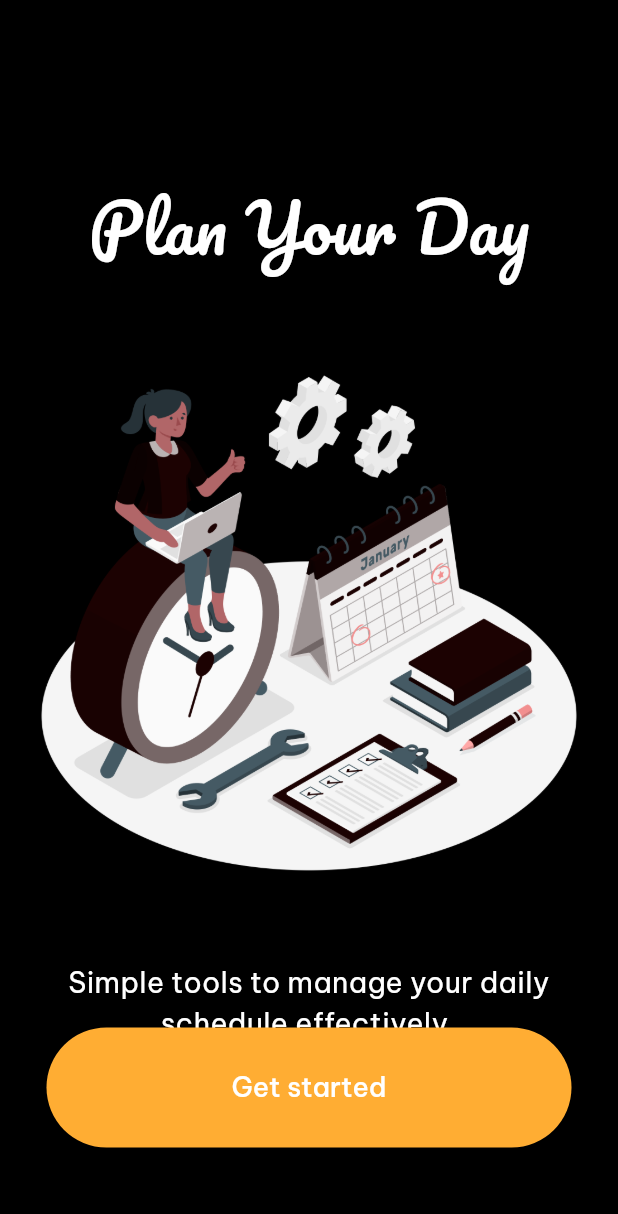
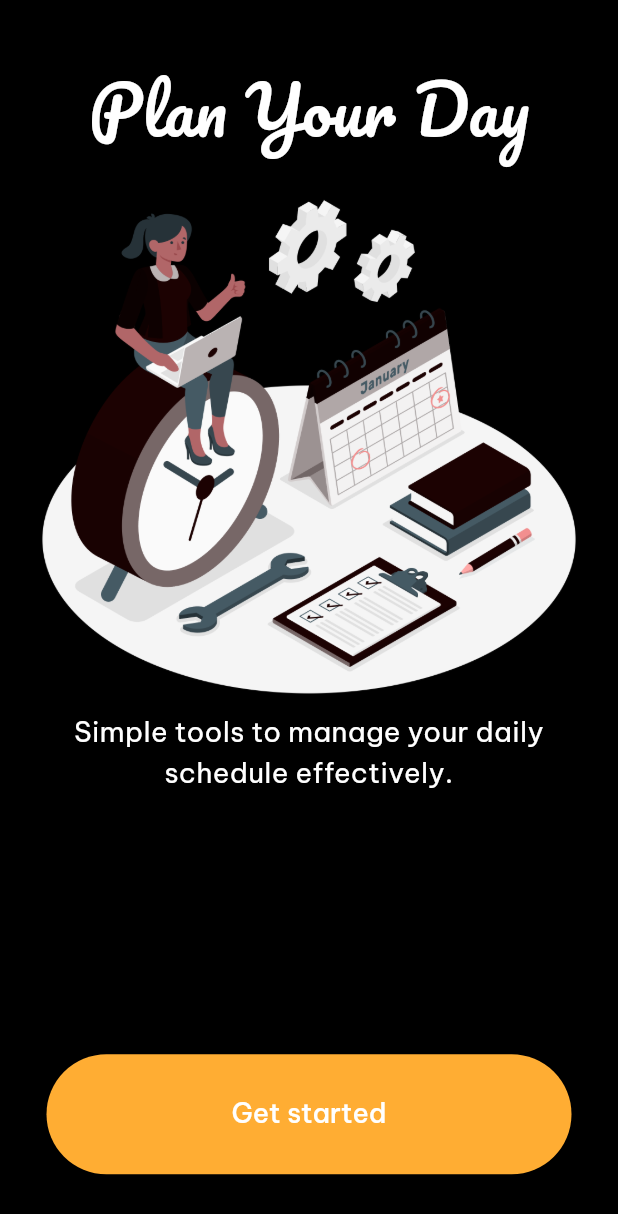
Before and after one commit to ndgthuan/TravelApplication, a Flutter app: the screen it shows after launch, on a phone screen of 412 x 824 dp. Shown: the top 1214 px of the screen. Run offline on Flutter 3.47's test engine with Material 3 defaults, Android fonts, the light colour scheme and no system bars; our stand-ins replace device_preview, firebase_auth, firebase_core, google_fonts, google_sign_in, persistent_bottom_nav_bar_v2; missing offline and left inert: flutter_facebook_auth; accounts and stored records are empty.

Commit message:
Update 3

```diff
--- a/lib/screen/Onboarding/screens/start_screen.dart
+++ b/lib/screen/Onboarding/screens/start_screen.dart
@@ -61,23 +61,31 @@ class _StartScreenState extends State<StartScreen>
 
   @override
   Widget build(BuildContext context) {
+    final screenHeight = MediaQuery.of(context).size.height;
+    final screenWidth = MediaQuery.of(context).size.width;
+
     return Scaffold(
-      body: Container(
+      body: SafeArea(
+        child: Container(
           height: double.infinity,
           width: double.infinity,
           decoration: const BoxDecoration(color: Color(0xFF000000)),
           // Get start button
+          child: Padding(
+            padding: EdgeInsets.symmetric(
+              vertical: screenHeight * 0.05,
+              horizontal: 20,
+            ),
             child: Column(
               mainAxisAlignment: MainAxisAlignment.spaceBetween,
               crossAxisAlignment: CrossAxisAlignment.start,
               children: [
                 // Content với animation float từ dưới lên
-            SlideTransition(
+                Container(
+                  child: SlideTransition(
                     position: _buttonSlideAnimation,
                     child: FadeTransition(
                       opacity: _buttonFadeAnimation,
-                child: Padding(
-                  padding: const EdgeInsets.only(top: 120),
                       child: Column(
                         mainAxisAlignment: MainAxisAlignment.center,
                         crossAxisAlignment: CrossAxisAlignment.center,
@@ -91,32 +99,24 @@ class _StartScreenState extends State<StartScreen>
                               ),
                             ),
                           ),
-                      Padding(
-                        padding: const EdgeInsets.symmetric(horizontal: 20),
-                        child: Container(
+                          Container(
                             width: double.infinity,
-                          height: 448,
-                          decoration: BoxDecoration(
+                            height: screenHeight * 0.45,
+                            decoration: const BoxDecoration(
                               image: DecorationImage(
                                 image: AssetImage(
                                   'lib/assets/images/schedule_icon.png',
                                 ),
+                                fit: BoxFit.contain,
                               ),
                             ),
                           ),
-                      ),
-                      Transform.translate(
-                        offset: Offset(0, 10),
-                        child: Padding(
-                          padding: const EdgeInsets.symmetric(horizontal: 20),
-                          child: Text(
+                          Text(
                             "Simple tools to manage your daily schedule effectively.",
                             textAlign: TextAlign.center,
                             style: GoogleFonts.beVietnamPro(
                               color: Colors.white,
-                              fontSize: 19,
-                            ),
-                          ),
+                              fontSize: screenWidth * 0.045,
                             ),
                           ),
                         ],
@@ -132,8 +132,6 @@ class _StartScreenState extends State<StartScreen>
                     opacity: _buttonFadeAnimation,
                     child: Align(
                       alignment: Alignment.bottomRight,
-                  child: Padding(
-                    padding: const EdgeInsets.only(bottom: 70),
                       // Phương thức chuyển qua trang đăng nhập
                       child: GestureDetector(
                         onTapDown: (_) => setState(() => _isPressed = true),
@@ -152,9 +150,6 @@ class _StartScreenState extends State<StartScreen>
                                   Navigator.of(context).pushReplacement(
                                     PageRouteBuilder(
                                       transitionDuration: const Duration(
-                                      seconds: 1,
-                                    ),
-                                    reverseTransitionDuration: const Duration(
                                         milliseconds: 800,
                                       ),
                                       pageBuilder:
@@ -209,8 +204,9 @@ class _StartScreenState extends State<StartScreen>
                     ),
                   ),
                 ),
+              ],
             ),
-          ],
+          ),
         ),
       ),
     );
```
Lines whose indentation alone changed are shown as unchanged.
